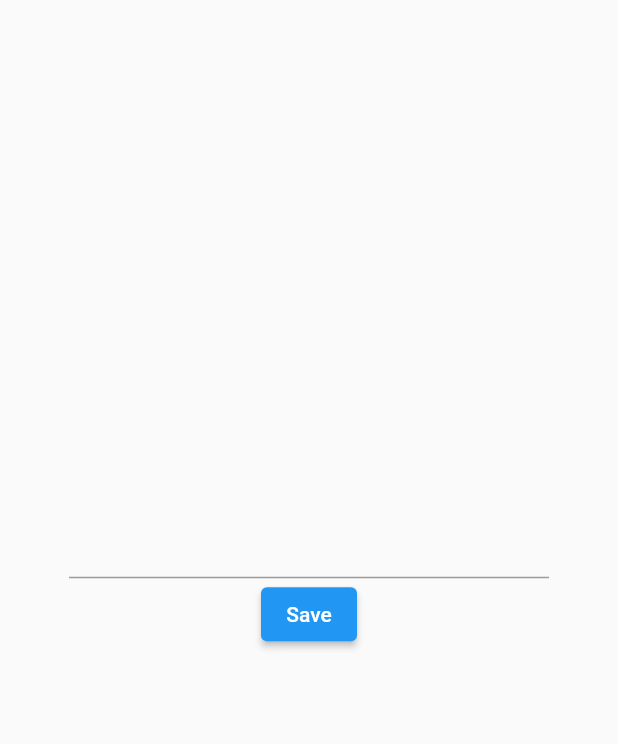
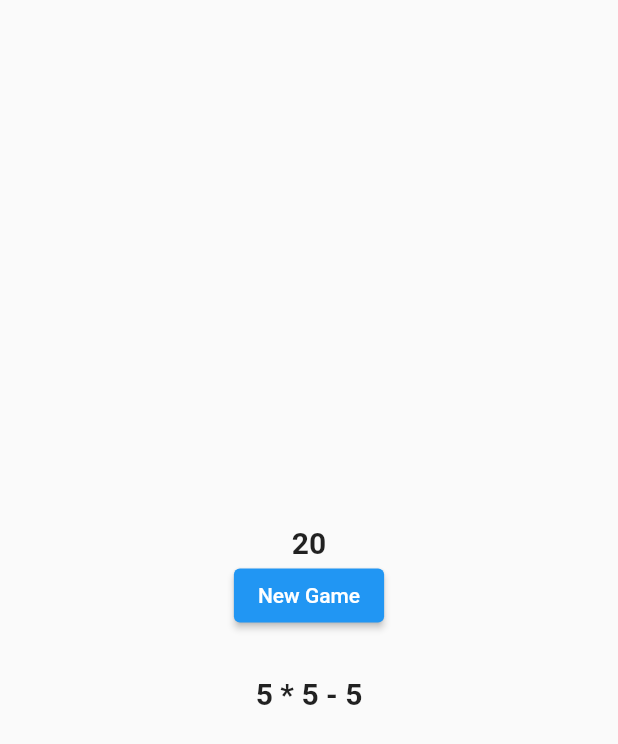
Before and after one commit to RockyIsHere/bodmas, a Flutter app: the screen it shows after launch, on a phone screen of 412 x 824 dp. Shown: the top 744 px of the screen. Run offline on Flutter 3.47's test engine with Material 2 defaults, Android fonts, the phone set to English and light mode, and no system bars; our stand-ins replace get.

```diff
--- a/lib/screens/game_screen.dart
+++ b/lib/screens/game_screen.dart
@@ -6,39 +6,54 @@ class GameScreen extends StatelessWidget {
   GameScreen({Key? key}) : super(key: key);
 
   final GameController gameController = Get.put(GameController());
-  final TextEditingController _controller = TextEditingController();
   @override
   Widget build(BuildContext context) {
     return Scaffold(
       body: Padding(
         padding: const EdgeInsets.symmetric(horizontal: 18.0),
+        child: Center(
           child: Column(
             mainAxisAlignment: MainAxisAlignment.center,
+            crossAxisAlignment: CrossAxisAlignment.center,
             children: [
-            Padding(
-              padding: const EdgeInsets.symmetric(horizontal: 28.0),
-              child: TextField(
-                controller: _controller,
+              Obx(
+                () => Text(
+                  gameController.randomNum.value.toString(),
+                  style: const TextStyle(
+                      fontWeight: FontWeight.bold, fontSize: 20),
                 ),
               ),
+              // Padding(
+              //   padding: const EdgeInsets.symmetric(horizontal: 28.0),
+              //   child: TextField(
+              //     controller: _controller,
+              //   ),
+              // ),
+              // ElevatedButton(
+              //     onPressed: () {
+              //       gameController.generateEquation(givenNum: _controller.text);
+              //     },
+              //     child: const Text('Save')),
               ElevatedButton(
                   onPressed: () {
-                  gameController.generateEquation(givenNum: _controller.text);
+                    gameController.againGenerating();
                   },
-                child: const Text('Save')),
+                  child: const Text('New Game')),
+
               const SizedBox(
                 height: 30,
               ),
               Obx(
                 () => Text(
                   gameController.getEqution.value,
-                style:
-                    const TextStyle(fontWeight: FontWeight.bold, fontSize: 20),
+                  style: const TextStyle(
+                      fontWeight: FontWeight.bold, fontSize: 20),
                 ),
               )
             ],
           ),
         ),
+      ),
     );
   }
 }
```
Also changed, not shown: lib/controller/game_controller.dart (+31 -0 lines), lib/main.dart (+0 -9 lines). Lines whose indentation alone changed are shown as unchanged.
